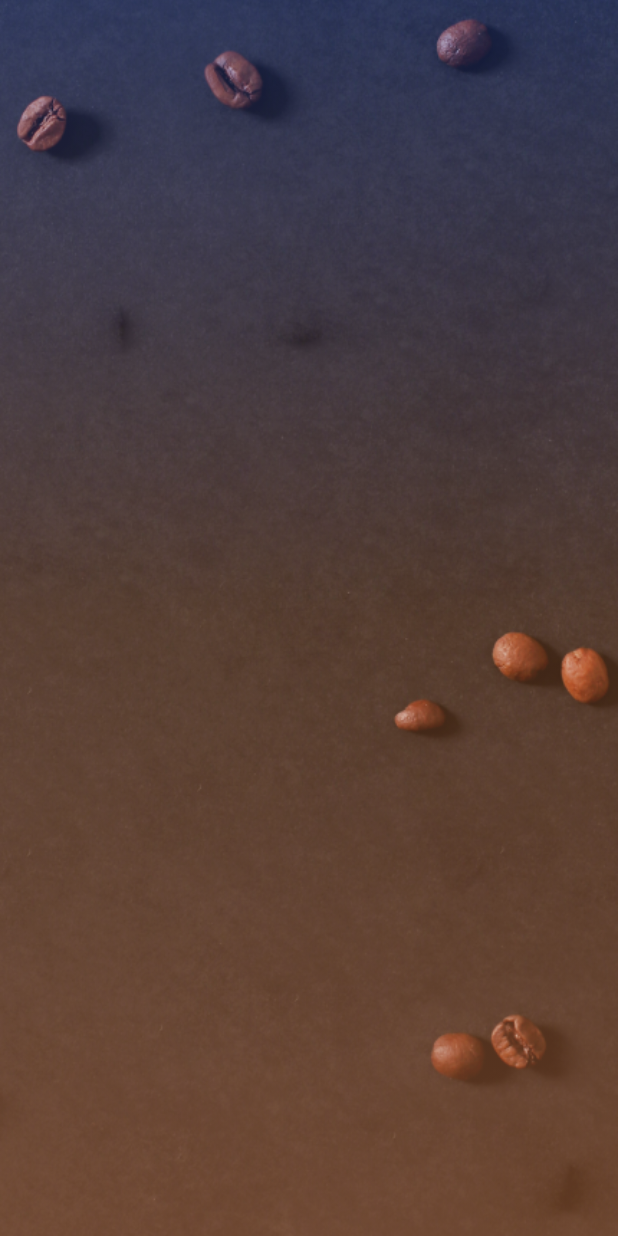
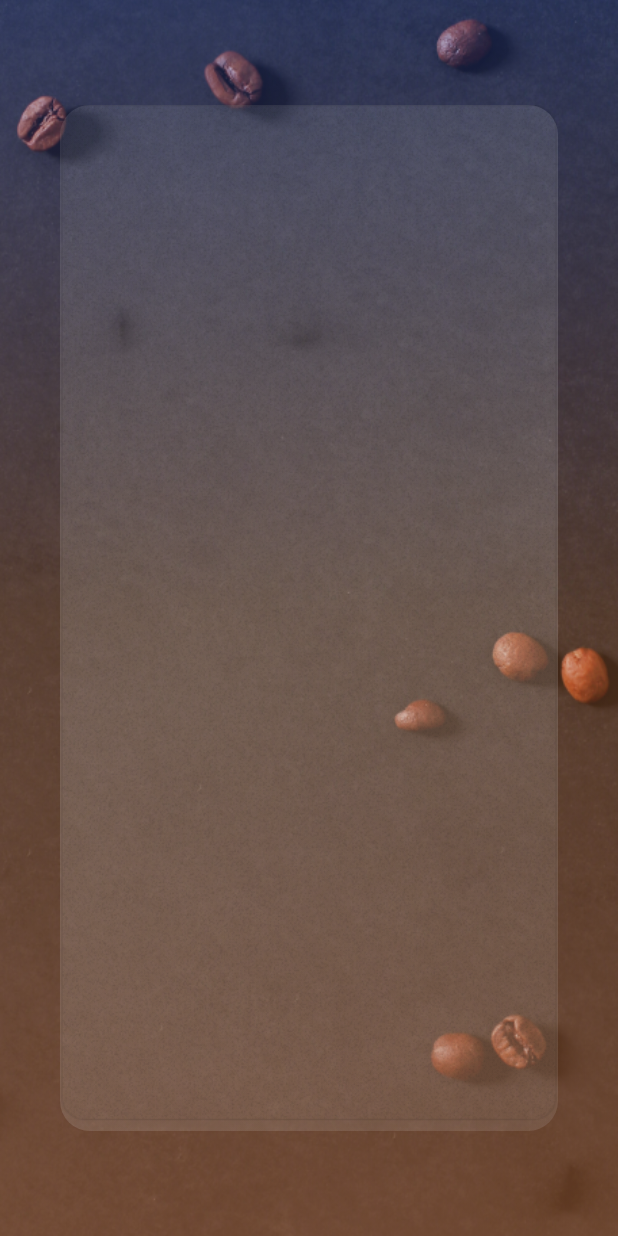
Before and after one commit to sxjal/ShoppingApp, a Flutter app: the screen it shows after launch, on a phone screen of 412 x 824 dp. Run offline on Flutter 3.47's test engine with Material 2 defaults, Android fonts, the phone set to English and light mode, and no system bars.

Commit message:
loginscreen base

```diff
--- a/lib/constants/images.dart
+++ b/lib/constants/images.dart
@@ -1,3 +1,3 @@
-import 'package:flutter/material.dart';
 
 final loginbg = "assets/images/Loginscreenbg.png";
+final texturelogin = "assets/images/Rectangle.png";
--- a/lib/screens/loginscreen.dart
+++ b/lib/screens/loginscreen.dart
@@ -1,3 +1,5 @@
+import 'dart:ui';
+
 import 'package:flutter/material.dart';
 import 'package:shoppingapp/constants/images.dart';
 
@@ -35,6 +37,38 @@ class LoginScreen extends StatelessWidget {
                 ),
               ),
             ),
+            Padding(
+              padding:
+                  const EdgeInsets.symmetric(horizontal: 40.0, vertical: 70),
+              child: Container(
+                width: double.infinity,
+                height: double.infinity,
+                decoration: const BoxDecoration(
+                  borderRadius: BorderRadius.all(
+                    Radius.circular(20.0),
+                  ),
+                  gradient: LinearGradient(
+                    colors: [
+                      Color.fromRGBO(225, 225, 225, 0.112),
+                      Color.fromRGBO(225, 225, 225, 0.2),
+                      Color.fromRGBO(225, 225, 225, 0.12),
+                    ],
+                    begin: Alignment.topLeft,
+                    end: Alignment.bottomRight,
+                  ),
+                ),
+                child: Container(
+                  height: double.infinity,
+                  width: double.infinity,
+                  decoration: BoxDecoration(
+                    image: DecorationImage(
+                      image: AssetImage(texturelogin),
+                      fit: BoxFit.cover,
+                    ),
+                  ),
+                ),
+              ),
+            ),
           ],
         ),
       ),
--- a/pubspec.yaml
+++ b/pubspec.yaml
@@ -63,6 +63,7 @@ flutter:
   #  - images/a_dot_burr.jpeg
   #  - images/a_dot_ham.jpeg
     - assets/images/Loginscreenbg.png
+    - assets/images/Rectangle.png
   # An image asset can refer to one or more resolution-specific "variants", see
   # https://flutter.dev/assets-and-images/#resolution-aware
 
```
Also changed, not shown: assets/images/Rectangle.png (added).
